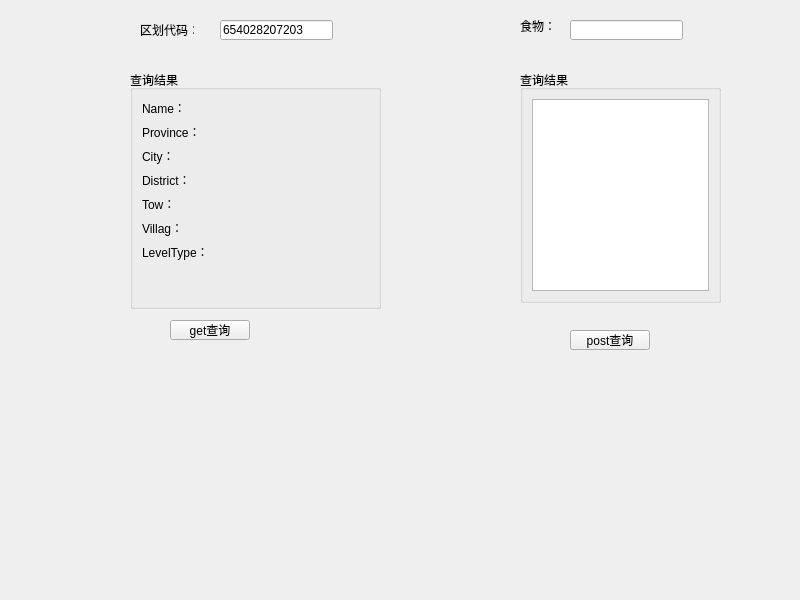
hello3125/QtHttpTest, file widget.ui: the form before one commit.
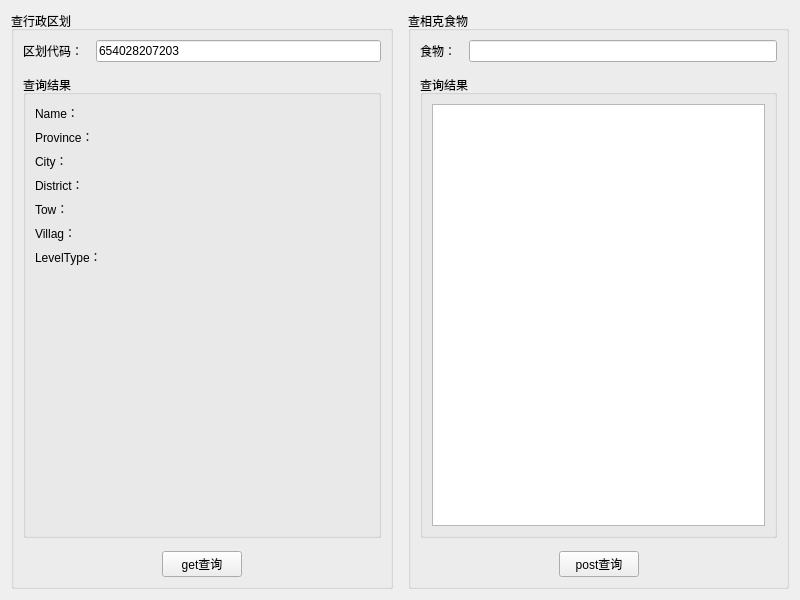
The form after the commit.

Commit message: 简单美化、调整布局

What changed in the file:
```diff
--- a/widget.ui
+++ b/widget.ui
@@ -13,54 +13,42 @@
   <property name="windowTitle">
    <string>Widget</string>
   </property>
-  <widget class="QPushButton" name="getBut">
-   <property name="geometry">
-    <rect>
-     <x>170</x>
-     <y>320</y>
-     <width>80</width>
-     <height>20</height>
-    </rect>
+  <layout class="QHBoxLayout" name="horizontalLayout_5">
+   <property name="spacing">
+    <number>15</number>
    </property>
-   <property name="text">
-    <string>get查询</string>
-   </property>
-  </widget>
-  <widget class="QLineEdit" name="code">
-   <property name="geometry">
-    <rect>
-     <x>220</x>
-     <y>20</y>
-     <width>113</width>
-     <height>20</height>
-    </rect>
-   </property>
-   <property name="text">
-    <string>654028207203</string>
-   </property>
-  </widget>
+   <item>
+    <widget class="QGroupBox" name="groupBox_3">
+     <property name="styleSheet">
+      <string notr="true">font: 9pt &quot;黑体&quot;;</string>
+     </property>
+     <property name="title">
+      <string>查行政区划</string>
+     </property>
+     <layout class="QVBoxLayout" name="verticalLayout">
+      <property name="spacing">
+       <number>13</number>
+      </property>
+      <item>
+       <layout class="QHBoxLayout" name="horizontalLayout">
+        <item>
   <widget class="QLabel" name="codeLab">
-   <property name="geometry">
-    <rect>
-     <x>140</x>
-     <y>20</y>
-     <width>54</width>
-     <height>20</height>
-    </rect>
-   </property>
    <property name="text">
     <string>区划代码：</string>
    </property>
   </widget>
+        </item>
+        <item>
+         <widget class="QLineEdit" name="code">
+          <property name="text">
+           <string>654028207203</string>
+          </property>
+         </widget>
+        </item>
+       </layout>
+      </item>
+      <item>
   <widget class="QGroupBox" name="groupBox">
-   <property name="geometry">
-    <rect>
-     <x>130</x>
-     <y>70</y>
-     <width>251</width>
-     <height>239</height>
-    </rect>
-   </property>
    <property name="title">
     <string>查询结果</string>
    </property>
@@ -165,38 +153,75 @@
     </item>
    </layout>
   </widget>
+      </item>
+      <item>
+       <layout class="QHBoxLayout" name="horizontalLayout_2">
+        <item>
+         <spacer name="horizontalSpacer">
+          <property name="orientation">
+           <enum>Qt::Horizontal</enum>
+          </property>
+          <property name="sizeHint" stdset="0">
+           <size>
+            <width>40</width>
+            <height>20</height>
+           </size>
+          </property>
+         </spacer>
+        </item>
+        <item>
+         <widget class="QPushButton" name="getBut">
+          <property name="text">
+           <string>get查询</string>
+          </property>
+         </widget>
+        </item>
+        <item>
+         <spacer name="horizontalSpacer_2">
+          <property name="orientation">
+           <enum>Qt::Horizontal</enum>
+          </property>
+          <property name="sizeHint" stdset="0">
+           <size>
+            <width>40</width>
+            <height>20</height>
+           </size>
+          </property>
+         </spacer>
+        </item>
+       </layout>
+      </item>
+     </layout>
+    </widget>
+   </item>
+   <item>
+    <widget class="QGroupBox" name="groupBox_4">
+     <property name="styleSheet">
+      <string notr="true">font: 9pt &quot;黑体&quot;;</string>
+     </property>
+     <property name="title">
+      <string>查相克食物</string>
+     </property>
+     <layout class="QVBoxLayout" name="verticalLayout_2">
+      <property name="spacing">
+       <number>13</number>
+      </property>
+      <item>
+       <layout class="QHBoxLayout" name="horizontalLayout_3">
+        <item>
   <widget class="QLabel" name="label">
-   <property name="geometry">
-    <rect>
-     <x>520</x>
-     <y>20</y>
-     <width>54</width>
-     <height>12</height>
-    </rect>
-   </property>
    <property name="text">
     <string>食物：</string>
    </property>
   </widget>
-  <widget class="QLineEdit" name="foodLineEdit">
-   <property name="geometry">
-    <rect>
-     <x>570</x>
-     <y>20</y>
-     <width>113</width>
-     <height>20</height>
-    </rect>
-   </property>
-  </widget>
+        </item>
+        <item>
+         <widget class="QLineEdit" name="foodLineEdit"/>
+        </item>
+       </layout>
+      </item>
+      <item>
   <widget class="QGroupBox" name="groupBox_2">
-   <property name="geometry">
-    <rect>
-     <x>520</x>
-     <y>70</y>
-     <width>201</width>
-     <height>233</height>
-    </rect>
-   </property>
    <property name="title">
     <string>查询结果</string>
    </property>
@@ -206,19 +231,48 @@
     </item>
    </layout>
   </widget>
+      </item>
+      <item>
+       <layout class="QHBoxLayout" name="horizontalLayout_4">
+        <item>
+         <spacer name="horizontalSpacer_3">
+          <property name="orientation">
+           <enum>Qt::Horizontal</enum>
+          </property>
+          <property name="sizeHint" stdset="0">
+           <size>
+            <width>40</width>
+            <height>20</height>
+           </size>
+          </property>
+         </spacer>
+        </item>
+        <item>
   <widget class="QPushButton" name="postBut">
-   <property name="geometry">
-    <rect>
-     <x>570</x>
-     <y>330</y>
-     <width>80</width>
-     <height>20</height>
-    </rect>
-   </property>
    <property name="text">
     <string>post查询</string>
    </property>
   </widget>
+        </item>
+        <item>
+         <spacer name="horizontalSpacer_4">
+          <property name="orientation">
+           <enum>Qt::Horizontal</enum>
+          </property>
+          <property name="sizeHint" stdset="0">
+           <size>
+            <width>40</width>
+            <height>20</height>
+           </size>
+          </property>
+         </spacer>
+        </item>
+       </layout>
+      </item>
+     </layout>
+    </widget>
+   </item>
+  </layout>
  </widget>
  <resources/>
  <connections/>
```
Lines whose indentation alone changed are shown as unchanged. The commit also changes 3 other files.
